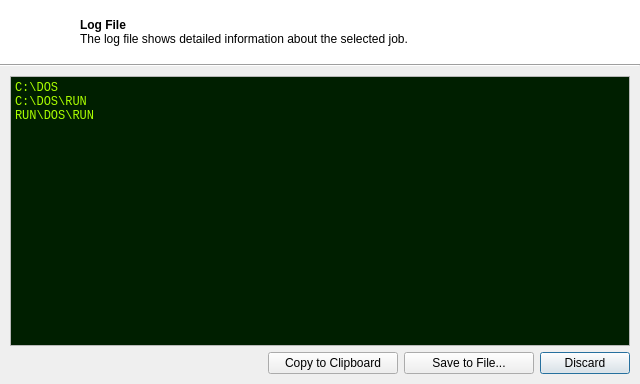
The window that gui/LogViewDialog.ui (lordmulder/LameXP) describes before a commit, drawn with Qt 5.
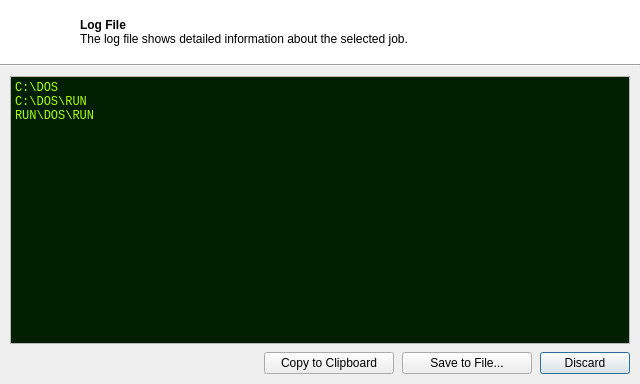
The same window after the commit. Icons and pictures are not drawn.

```diff
--- a/gui/LogViewDialog.ui
+++ b/gui/LogViewDialog.ui
@@ -209,7 +209,7 @@
         <number>10</number>
        </property>
        <property name="spacing">
-        <number>6</number>
+        <number>8</number>
        </property>
        <item row="0" column="0" colspan="4">
         <widget class="QPlainTextEdit" name="textEdit">
```
Left out of the diff: 5 changed lines with no effect on the pictures.
